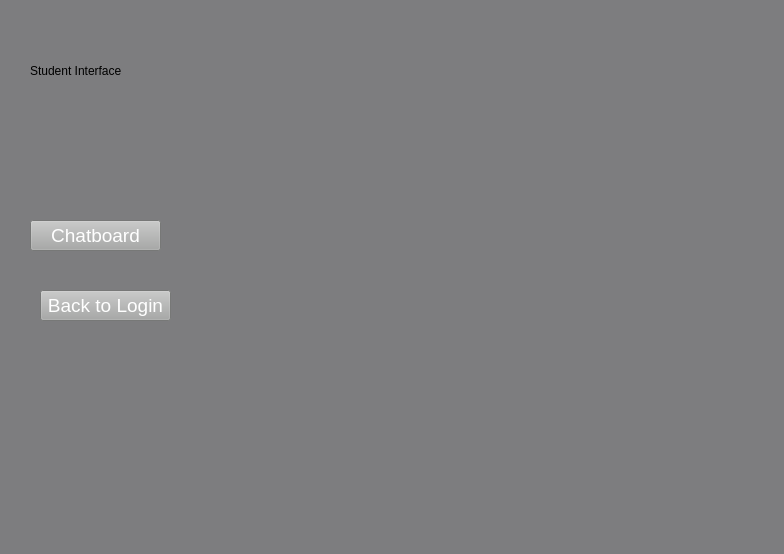
yaydemirpro/Campus-Pulse, file student.ui: the form before one commit.
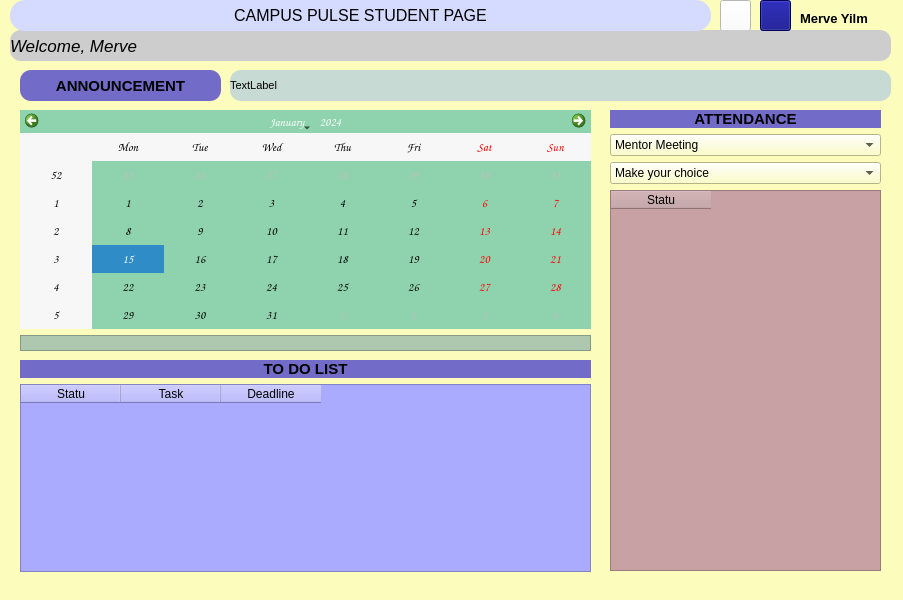
The form after the commit. Icons and pictures are not drawn.

What changed in the file:
```diff
--- a/student.ui
+++ b/student.ui
@@ -6,63 +6,405 @@
    <rect>
     <x>0</x>
     <y>0</y>
-    <width>784</width>
-    <height>554</height>
+    <width>903</width>
+    <height>600</height>
    </rect>
   </property>
+  <property name="font">
+   <font>
+    <pointsize>11</pointsize>
+   </font>
+  </property>
   <property name="windowTitle">
    <string>MainWindow</string>
   </property>
   <property name="styleSheet">
-   <string notr="true">background-color: rgb(125, 125, 127);</string>
+   <string notr="true">background-color: rgb(252, 252, 189);</string>
+  </property>
+  <property name="iconSize">
+   <size>
+    <width>100</width>
+    <height>100</height>
+   </size>
   </property>
   <widget class="QWidget" name="centralwidget">
+   <widget class="QPushButton" name="pushButton">
+    <property name="geometry">
+     <rect>
+      <x>720</x>
+      <y>0</y>
+      <width>31</width>
+      <height>31</height>
+     </rect>
+    </property>
+    <property name="styleSheet">
+     <string notr="true">background-color: rgb(255,255,255);</string>
+    </property>
+    <property name="text">
+     <string/>
+    </property>
+    <property name="icon">
+     <iconset>
+      <normaloff>inbox.png</normaloff>inbox.png</iconset>
+    </property>
+    <property name="iconSize">
+     <size>
+      <width>27</width>
+      <height>27</height>
+     </size>
+    </property>
+   </widget>
+   <widget class="QLabel" name="label_2">
+    <property name="geometry">
+     <rect>
+      <x>10</x>
+      <y>30</y>
+      <width>881</width>
+      <height>31</height>
+     </rect>
+    </property>
+    <property name="font">
+     <font>
+      <pointsize>13</pointsize>
+      <italic>true</italic>
+     </font>
+    </property>
+    <property name="styleSheet">
+     <string notr="true">background-color: rgb(205, 205, 205);
+border-radius: 11px; </string>
+    </property>
+    <property name="frameShape">
+     <enum>QFrame::Box</enum>
+    </property>
+    <property name="frameShadow">
+     <enum>QFrame::Sunken</enum>
+    </property>
+    <property name="text">
+     <string>Welcome, Merve</string>
+    </property>
+    <property name="margin">
+     <number>0</number>
+    </property>
+   </widget>
    <widget class="QLabel" name="label">
     <property name="geometry">
      <rect>
-      <x>30</x>
-      <y>40</y>
-      <width>251</width>
-      <height>61</height>
+      <x>800</x>
+      <y>10</y>
+      <width>68</width>
+      <height>16</height>
      </rect>
     </property>
+    <property name="font">
+     <font>
+      <pointsize>10</pointsize>
+      <weight>75</weight>
+      <bold>true</bold>
+      <strikeout>false</strikeout>
+     </font>
+    </property>
+    <property name="text">
+     <string>Merve Yilmaz</string>
+    </property>
+   </widget>
+   <widget class="QPushButton" name="pushButton_2">
+    <property name="geometry">
+     <rect>
+      <x>760</x>
+      <y>0</y>
+      <width>31</width>
+      <height>31</height>
+     </rect>
+    </property>
     <property name="styleSheet">
-     <string notr="true">font: 22pt &quot;MS Shell Dlg 2&quot;;</string>
+     <string notr="true">background-color: rgb(0, 0, 127);</string>
     </property>
     <property name="text">
-     <string>Student Interface</string>
+     <string/>
     </property>
+    <property name="icon">
+     <iconset>
+      <normaloff>user.PNG</normaloff>user.PNG</iconset>
+    </property>
+    <property name="iconSize">
+     <size>
+      <width>25</width>
+      <height>25</height>
+     </size>
+    </property>
    </widget>
-   <widget class="QPushButton" name="Back_Log_but">
+   <widget class="QLabel" name="label_3">
     <property name="geometry">
      <rect>
-      <x>40</x>
-      <y>290</y>
-      <width>131</width>
+      <x>10</x>
+      <y>0</y>
+      <width>701</width>
       <height>31</height>
      </rect>
     </property>
+    <property name="font">
+     <font>
+      <pointsize>12</pointsize>
+     </font>
+    </property>
     <property name="styleSheet">
-     <string notr="true">background-color: rgb(167, 168, 167); font-size:14pt; color:rgb(255, 255, 255)</string>
+     <string notr="true">background-color: rgb(213, 219, 255);
+border-radius: 15px; </string>
     </property>
+    <property name="frameShape">
+     <enum>QFrame::Panel</enum>
+    </property>
     <property name="text">
-     <string>Back to Login</string>
+     <string>CAMPUS PULSE STUDENT PAGE</string>
     </property>
+    <property name="alignment">
+     <set>Qt::AlignCenter</set>
+    </property>
    </widget>
-   <widget class="QPushButton" name="Chatboard_but">
+   <widget class="QWidget" name="layoutWidget">
     <property name="geometry">
      <rect>
-      <x>30</x>
-      <y>220</y>
-      <width>131</width>
+      <x>610</x>
+      <y>110</y>
+      <width>271</width>
+      <height>461</height>
+     </rect>
+    </property>
+    <layout class="QVBoxLayout" name="verticalLayout_3">
+     <item>
+      <widget class="QLabel" name="label_6">
+       <property name="font">
+        <font>
+         <pointsize>11</pointsize>
+         <weight>75</weight>
+         <bold>true</bold>
+        </font>
+       </property>
+       <property name="styleSheet">
+        <string notr="true">background-color: rgb(114, 108, 200);</string>
+       </property>
+       <property name="text">
+        <string>ATTENDANCE</string>
+       </property>
+       <property name="alignment">
+        <set>Qt::AlignCenter</set>
+       </property>
+      </widget>
+     </item>
+     <item>
+      <widget class="QComboBox" name="comboBox_2">
+       <property name="sizePolicy">
+        <sizepolicy hsizetype="Ignored" vsizetype="Fixed">
+         <horstretch>0</horstretch>
+         <verstretch>0</verstretch>
+        </sizepolicy>
+       </property>
+       <item>
+        <property name="text">
+         <string>Mentor Meeting</string>
+        </property>
+       </item>
+       <item>
+        <property name="text">
+         <string>Data Science</string>
+        </property>
+       </item>
+      </widget>
+     </item>
+     <item>
+      <widget class="QComboBox" name="comboBox_3">
+       <property name="sizePolicy">
+        <sizepolicy hsizetype="Ignored" vsizetype="Fixed">
+         <horstretch>0</horstretch>
+         <verstretch>0</verstretch>
+        </sizepolicy>
+       </property>
+       <item>
+        <property name="text">
+         <string>Make your choice</string>
+        </property>
+       </item>
+       <item>
+        <property name="text">
+         <string>Attend</string>
+        </property>
+       </item>
+       <item>
+        <property name="text">
+         <string>Not Attend</string>
+        </property>
+       </item>
+      </widget>
+     </item>
+     <item>
+      <widget class="QTableWidget" name="tableWidget">
+       <property name="styleSheet">
+        <string notr="true">background-color: rgb(200, 161, 164);</string>
+       </property>
+       <column>
+        <property name="text">
+         <string>Statu</string>
+        </property>
+       </column>
+      </widget>
+     </item>
+    </layout>
+   </widget>
+   <widget class="QLabel" name="label_5">
+    <property name="geometry">
+     <rect>
+      <x>20</x>
+      <y>70</y>
+      <width>201</width>
       <height>31</height>
      </rect>
     </property>
+    <property name="font">
+     <font>
+      <pointsize>11</pointsize>
+      <weight>75</weight>
+      <bold>true</bold>
+     </font>
+    </property>
     <property name="styleSheet">
-     <string notr="true">background-color: rgb(167, 168, 167); font-size:14pt; color:rgb(255, 255, 255)</string>
+     <string notr="true">background-color: rgb(114, 108, 200);
+border-radius: 11px; </string>
     </property>
     <property name="text">
-     <string>Chatboard</string>
+     <string>ANNOUNCEMENT</string>
+    </property>
+    <property name="alignment">
+     <set>Qt::AlignCenter</set>
+    </property>
+   </widget>
+   <widget class="QWidget" name="layoutWidget">
+    <property name="geometry">
+     <rect>
+      <x>20</x>
+      <y>360</y>
+      <width>571</width>
+      <height>212</height>
+     </rect>
+    </property>
+    <layout class="QVBoxLayout" name="verticalLayout">
+     <item>
+      <widget class="QLabel" name="label_4">
+       <property name="font">
+        <font>
+         <pointsize>11</pointsize>
+         <weight>75</weight>
+         <bold>true</bold>
+        </font>
+       </property>
+       <property name="styleSheet">
+        <string notr="true">background-color: rgb(114, 108, 200);</string>
+       </property>
+       <property name="text">
+        <string>TO DO LIST</string>
+       </property>
+       <property name="alignment">
+        <set>Qt::AlignCenter</set>
+       </property>
+      </widget>
+     </item>
+     <item>
+      <widget class="QTableWidget" name="table_todolist">
+       <property name="styleSheet">
+        <string notr="true">background-color: rgb(170, 170, 255);
+</string>
+       </property>
+       <column>
+        <property name="text">
+         <string>Statu</string>
+        </property>
+       </column>
+       <column>
+        <property name="text">
+         <string>Task</string>
+        </property>
+       </column>
+       <column>
+        <property name="text">
+         <string>Deadline</string>
+        </property>
+       </column>
+      </widget>
+     </item>
+    </layout>
+   </widget>
+   <widget class="QWidget" name="layoutWidget">
+    <property name="geometry">
+     <rect>
+      <x>20</x>
+      <y>110</y>
+      <width>571</width>
+      <height>241</height>
+     </rect>
+    </property>
+    <layout class="QVBoxLayout" name="verticalLayout_2">
+     <item>
+      <widget class="QCalendarWidget" name="calendarWidget">
+       <property name="font">
+        <font>
+         <family>Comic Sans MS</family>
+        </font>
+       </property>
+       <property name="styleSheet">
+        <string notr="true">background-color: rgb(142, 211, 173);</string>
+       </property>
+       <property name="gridVisible">
+        <bool>false</bool>
+       </property>
+       <property name="horizontalHeaderFormat">
+        <enum>QCalendarWidget::ShortDayNames</enum>
+       </property>
+       <property name="verticalHeaderFormat">
+        <enum>QCalendarWidget::ISOWeekNumbers</enum>
+       </property>
+      </widget>
+     </item>
+     <item>
+      <widget class="QLabel" name="note_edit">
+       <property name="styleSheet">
+        <string notr="true">background-color: rgb(173, 200, 175);
+</string>
+       </property>
+       <property name="frameShape">
+        <enum>QFrame::StyledPanel</enum>
+       </property>
+       <property name="text">
+        <string/>
+       </property>
+      </widget>
+     </item>
+    </layout>
+   </widget>
+   <widget class="QLabel" name="announcement_textedit">
+    <property name="geometry">
+     <rect>
+      <x>230</x>
+      <y>70</y>
+      <width>661</width>
+      <height>31</height>
+     </rect>
+    </property>
+    <property name="font">
+     <font>
+      <pointsize>8</pointsize>
+     </font>
+    </property>
+    <property name="styleSheet">
+     <string notr="true">border-radius: 11px; 
+background-color: rgb(200, 218, 212);</string>
+    </property>
+    <property name="text">
+     <string>TextLabel</string>
+    </property>
+    <property name="alignment">
+     <set>Qt::AlignLeading|Qt::AlignLeft|Qt::AlignVCenter</set>
+    </property>
+    <property name="margin">
+     <number>10</number>
     </property>
    </widget>
   </widget>
@@ -76,7 +418,6 @@
     </rect>
    </property>
   </widget>
-  <widget class="QStatusBar" name="statusbar"/>
  </widget>
  <resources/>
  <connections/>
```
Left out of the diff: 12 changed lines with no effect on the pictures.
